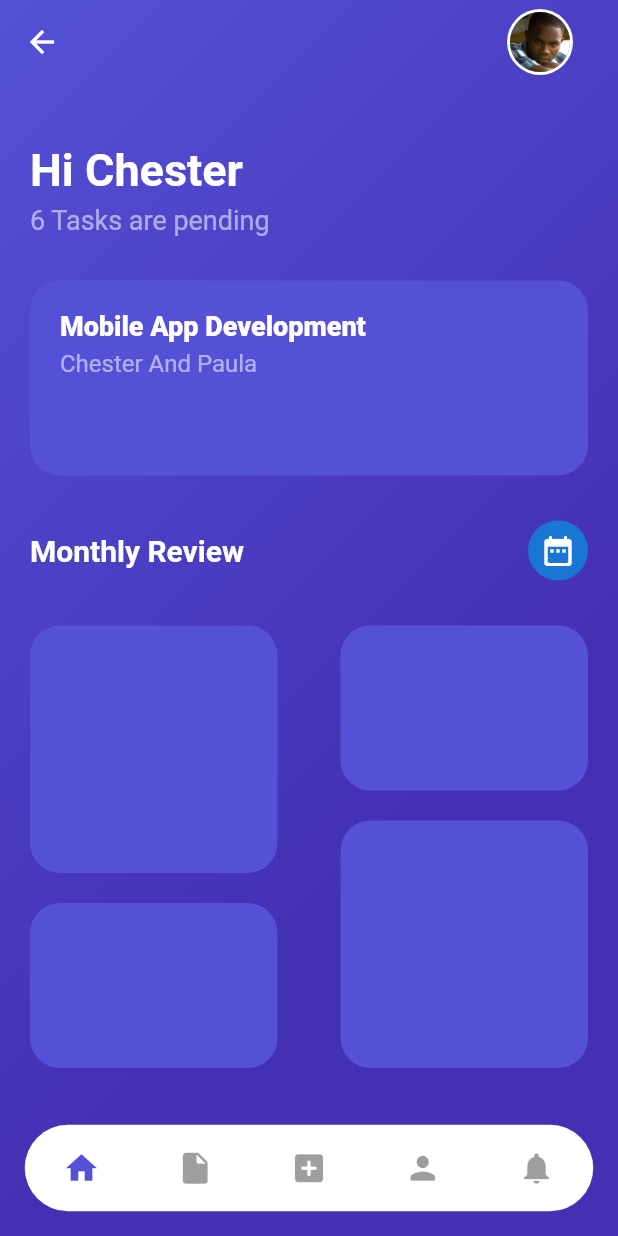
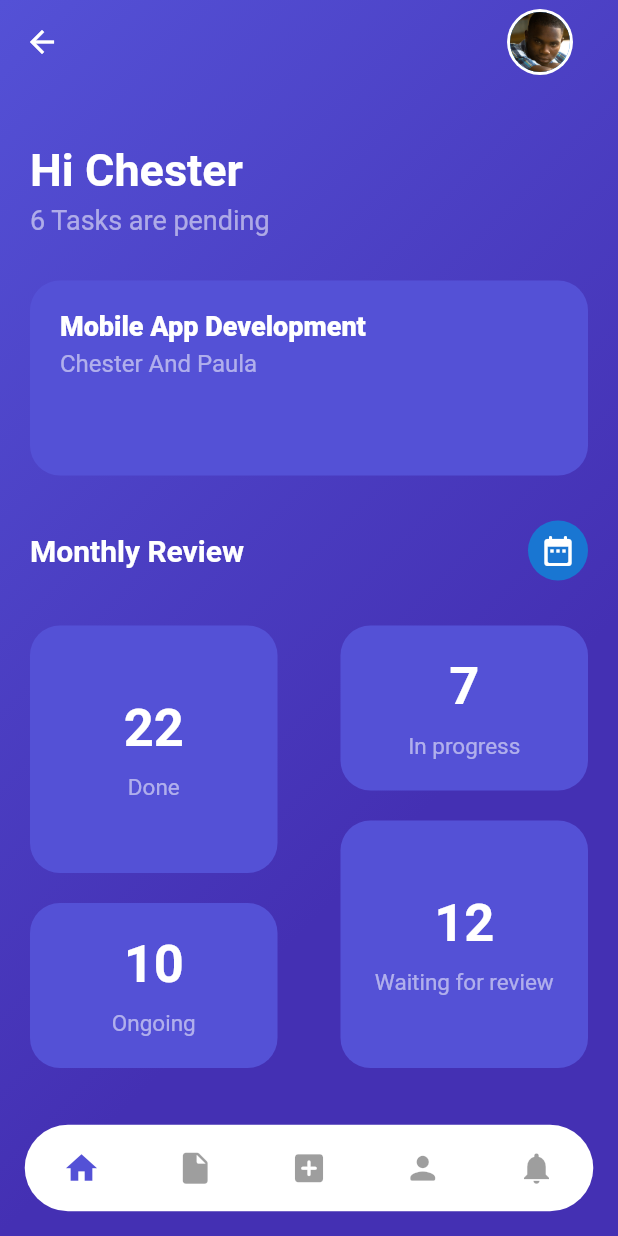
Before and after one commit to ceejayps/banking_app_2, a Flutter app: the homepage screen opened directly, on a phone screen of 412 x 824 dp. Run offline on Flutter 3.47's test engine with Material 2 defaults, Android fonts, the phone set to English and light mode, and no system bars; missing offline and left inert: dart:ffi.

Commit message:
Update homepage.dart

```diff
--- a/lib/container/pages/homepage.dart
+++ b/lib/container/pages/homepage.dart
@@ -236,6 +236,27 @@ class _homepageState extends State<homepage> with TickerProviderStateMixin {
                                     color:
                                         const Color.fromARGB(255, 84, 81, 214),
                                     borderRadius: BorderRadius.circular(20)),
+                                child: Column(
+                                  mainAxisAlignment: MainAxisAlignment.center,
+                                  children: [
+                                    Text(
+                                      "22",
+                                      style: TextStyle(
+                                          fontSize: 35,
+                                          fontWeight: FontWeight.bold,
+                                          color: Colors.white),
+                                    ),
+                                    SizedBox(
+                                      height: 10,
+                                    ),
+                                    Text(
+                                      "Done",
+                                      style: TextStyle(
+                                          color: Colors.white54, fontSize: 15),
+                                      textAlign: TextAlign.left,
+                                    )
+                                  ],
+                                ),
                               ),
                               const SizedBox(
                                 height: 20,
@@ -247,6 +268,27 @@ class _homepageState extends State<homepage> with TickerProviderStateMixin {
                                     color:
                                         const Color.fromARGB(255, 84, 81, 214),
                                     borderRadius: BorderRadius.circular(20)),
+                                child: Column(
+                                  mainAxisAlignment: MainAxisAlignment.center,
+                                  children: [
+                                    Text(
+                                      "10",
+                                      style: TextStyle(
+                                          fontSize: 35,
+                                          fontWeight: FontWeight.bold,
+                                          color: Colors.white),
+                                    ),
+                                    SizedBox(
+                                      height: 10,
+                                    ),
+                                    Text(
+                                      "Ongoing",
+                                      style: TextStyle(
+                                          color: Colors.white54, fontSize: 15),
+                                      textAlign: TextAlign.left,
+                                    )
+                                  ],
+                                ),
                               ),
                             ],
                           ),
@@ -259,6 +301,27 @@ class _homepageState extends State<homepage> with TickerProviderStateMixin {
                                     color:
                                         const Color.fromARGB(255, 84, 81, 214),
                                     borderRadius: BorderRadius.circular(20)),
+                                child: Column(
+                                  mainAxisAlignment: MainAxisAlignment.center,
+                                  children: [
+                                    Text(
+                                      "7",
+                                      style: TextStyle(
+                                          fontSize: 35,
+                                          fontWeight: FontWeight.bold,
+                                          color: Colors.white),
+                                    ),
+                                    SizedBox(
+                                      height: 10,
+                                    ),
+                                    Text(
+                                      "In progress",
+                                      style: TextStyle(
+                                          color: Colors.white54, fontSize: 15),
+                                      textAlign: TextAlign.left,
+                                    )
+                                  ],
+                                ),
                               ),
                               const SizedBox(
                                 height: 20,
@@ -270,6 +333,27 @@ class _homepageState extends State<homepage> with TickerProviderStateMixin {
                                     color:
                                         const Color.fromARGB(255, 84, 81, 214),
                                     borderRadius: BorderRadius.circular(20)),
+                                child: Column(
+                                  mainAxisAlignment: MainAxisAlignment.center,
+                                  children: [
+                                    Text(
+                                      "12",
+                                      style: TextStyle(
+                                          fontSize: 35,
+                                          fontWeight: FontWeight.bold,
+                                          color: Colors.white),
+                                    ),
+                                    SizedBox(
+                                      height: 10,
+                                    ),
+                                    Text(
+                                      "Waiting for review",
+                                      style: TextStyle(
+                                          color: Colors.white54, fontSize: 15),
+                                      textAlign: TextAlign.left,
+                                    )
+                                  ],
+                                ),
                               ),
                             ],
                           )
```
